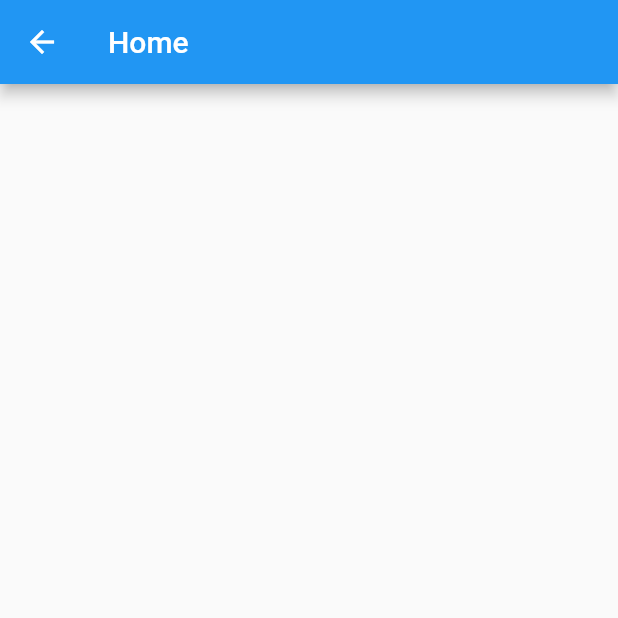
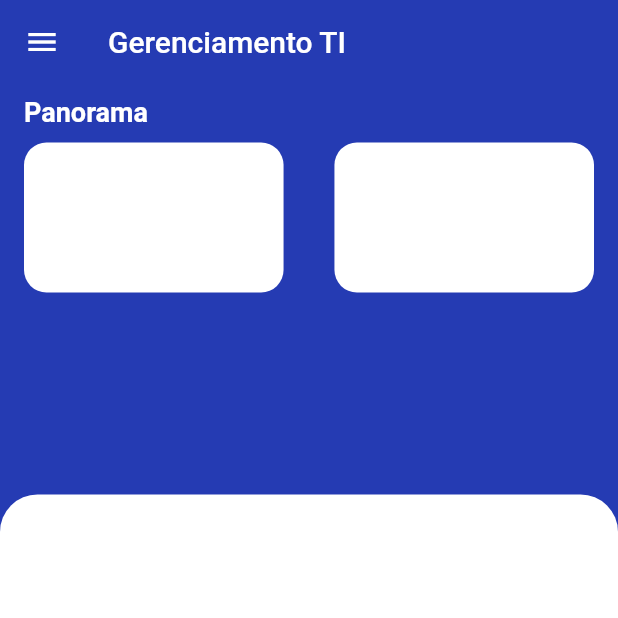
Before and after one commit to notria-12/sinc_forms, a Flutter app: the HomePage screen opened by its route, on a phone screen of 412 x 824 dp, the top half of it. Run offline on Flutter 3.47's test engine with Material 2 defaults, Android fonts, the phone set to English and light mode, and no system bars; our stand-ins replace cloud_firestore, firebase_core, flutter_form_builder, flutter_modular; accounts and stored records are empty.

Commit message:
partial admin page for TI

```diff
--- a/lib/modules/home/home_module.dart
+++ b/lib/modules/home/home_module.dart
@@ -1,5 +1,5 @@
 import 'package:flutter_modular/flutter_modular.dart';
-import 'package:sinc_forms/modules/home/home_page.dart';
+import 'package:sinc_forms/modules/home/ti_home_page.dart';
 
 class HomeModule extends Module {
   @override
--- a/lib/modules/home/home_page.dart
+++ /dev/null
@@ -1,19 +0,0 @@
-import 'package:flutter/material.dart';
-
-class HomePage extends StatefulWidget {
-  const HomePage({Key? key}) : super(key: key);
-
-  @override
-  _HomePageState createState() => _HomePageState();
-}
-
-class _HomePageState extends State<HomePage> {
-  @override
-  Widget build(BuildContext context) {
-    return Scaffold(
-      appBar: AppBar(
-        title: Text('Home'),
-      ),
-    );
-  }
-}
--- /dev/null
+++ b/lib/modules/home/ti_home_page.dart
@@ -0,0 +1,81 @@
+import 'package:flutter/material.dart';
+
+class HomePage extends StatefulWidget {
+  const HomePage({Key? key}) : super(key: key);
+
+  @override
+  _HomePageState createState() => _HomePageState();
+}
+
+class _HomePageState extends State<HomePage> {
+  @override
+  Widget build(BuildContext context) {
+    return Scaffold(
+      drawer: Drawer(),
+      appBar: AppBar(
+        backgroundColor: Color.fromRGBO(37, 59, 179, 1),
+        title: Text('Gerenciamento TI'),
+        elevation: 0,
+      ),
+      backgroundColor: Color.fromRGBO(37, 59, 179, 1),
+      body: Container(
+        height: MediaQuery.of(context).size.height,
+        child: Stack(
+          // crossAxisAlignment: CrossAxisAlignment.start,
+          children: [
+            Padding(
+              padding:
+                  const EdgeInsets.symmetric(vertical: 8.0, horizontal: 16),
+              child: Column(
+                crossAxisAlignment: CrossAxisAlignment.start,
+                children: [
+                  Text(
+                    "Panorama",
+                    style: TextStyle(
+                        color: Colors.white,
+                        fontFamily: "Roboto",
+                        fontSize: 18,
+                        fontWeight: FontWeight.w700),
+                  ),
+                  SizedBox(
+                    height: 10,
+                  ),
+                  Row(
+                    mainAxisAlignment: MainAxisAlignment.spaceBetween,
+                    children: [
+                      Container(
+                        height: 100,
+                        width: MediaQuery.of(context).size.width * 0.42,
+                        decoration: BoxDecoration(
+                            color: Colors.white,
+                            borderRadius: BorderRadius.circular(15)),
+                      ),
+                      Container(
+                        height: 100,
+                        width: MediaQuery.of(context).size.width * 0.42,
+                        decoration: BoxDecoration(
+                            color: Colors.white,
+                            borderRadius: BorderRadius.circular(15)),
+                      )
+                    ],
+                  )
+                ],
+              ),
+            ),
+            Align(
+                alignment: Alignment.bottomCenter,
+                // top: hei,
+                child: Container(
+                  decoration: BoxDecoration(
+                      color: Colors.white,
+                      borderRadius: BorderRadius.only(
+                          topLeft: Radius.circular(25),
+                          topRight: Radius.circular(25))),
+                  height: MediaQuery.of(context).size.height * 0.6,
+                ))
+          ],
+        ),
+      ),
+    );
+  }
+}
```
